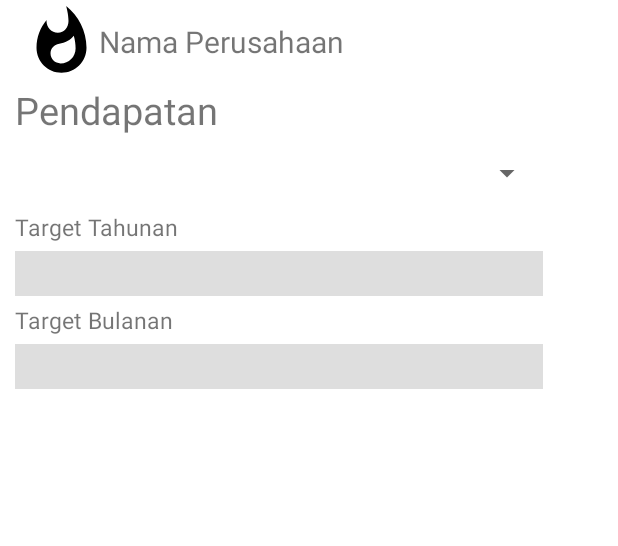
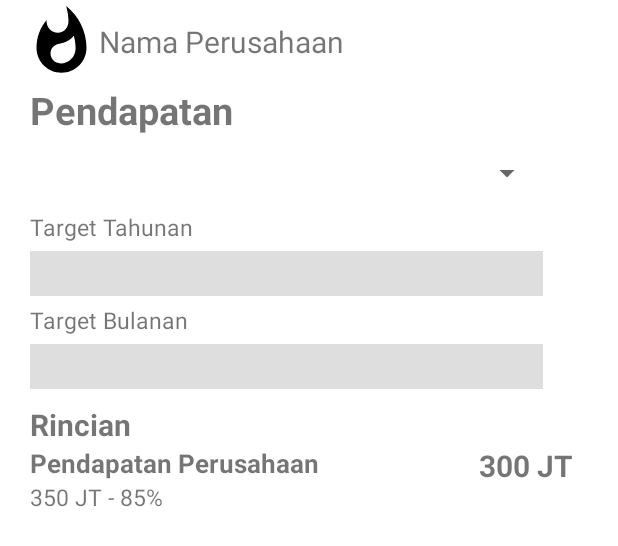
Before and after one commit to salmanfazz/MockupChart, an Android app: the layout activity_pendapatan.xml on its own in the app's theme, with its tools: preview values and no code run, on a phone screen of 412 x 824 dp. Shown: the top 546 px of the screen. Run offline under Robolectric (Android 15) with nearby library versions, the phone set to English and light mode, and no system bars.

Commit message:
Layout Pendapatan

```diff
--- a/app/src/main/AndroidManifest.xml
+++ b/app/src/main/AndroidManifest.xml
@@ -9,7 +9,8 @@
         android:roundIcon="@mipmap/ic_launcher_round"
         android:supportsRtl="true"
         android:theme="@style/AppTheme">
-        <activity android:name=".ItemTransaction"></activity>
+        <activity android:name=".ItemRincian"></activity>
+        <activity android:name=".ItemTransaction" />
         <activity android:name=".Pendapatan" />
         <activity android:name=".Beban" />
         <activity android:name=".User" />
--- /dev/null
+++ b/app/src/main/java/com/example/mockupchart/ItemRincian.java
@@ -0,0 +1,14 @@
+package com.example.mockupchart;
+
+import androidx.appcompat.app.AppCompatActivity;
+
+import android.os.Bundle;
+
+public class ItemRincian extends AppCompatActivity {
+
+    @Override
+    protected void onCreate(Bundle savedInstanceState) {
+        super.onCreate(savedInstanceState);
+        setContentView(R.layout.activity_item_rincian);
+    }
+}
--- a/app/src/main/java/com/example/mockupchart/Pendapatan.java
+++ b/app/src/main/java/com/example/mockupchart/Pendapatan.java
@@ -43,7 +43,6 @@ public class Pendapatan extends Fragment implements AdapterView.OnItemSelectedLi
     @Override
     public void onItemSelected(AdapterView<?> adapterView, View view, int i, long l) {
         String text = adapterView.getItemAtPosition(i).toString();
-        Toast.makeText(adapterView.getContext(), text, Toast.LENGTH_SHORT).show();
     }
 
     @Override
--- /dev/null
+++ b/app/src/main/res/layout/activity_item_rincian.xml
@@ -0,0 +1,9 @@
+<?xml version="1.0" encoding="utf-8"?>
+<androidx.constraintlayout.widget.ConstraintLayout xmlns:android="http://schemas.android.com/apk/res/android"
+    xmlns:app="http://schemas.android.com/apk/res-auto"
+    xmlns:tools="http://schemas.android.com/tools"
+    android:layout_width="match_parent"
+    android:layout_height="match_parent"
+    tools:context=".ItemRincian">
+
+</androidx.constraintlayout.widget.ConstraintLayout>
--- a/app/src/main/res/layout/activity_pendapatan.xml
+++ b/app/src/main/res/layout/activity_pendapatan.xml
@@ -16,11 +16,24 @@
             android:layout_height="match_parent">
 
             <ProgressBar
+                android:id="@+id/progressbar2"
+                style="@style/Widget.AppCompat.ProgressBar.Horizontal"
+                android:layout_width="match_parent"
+                android:layout_height="30dp"
+                android:layout_marginLeft="20dp"
+                android:layout_marginTop="5dp"
+                android:layout_marginRight="50dp"
+                android:progressDrawable="@drawable/custom_progress2"
+                app:layout_constraintLeft_toLeftOf="parent"
+                app:layout_constraintRight_toRightOf="parent"
+                app:layout_constraintTop_toBottomOf="@+id/targetBulan" />
+
+            <ProgressBar
                 android:id="@+id/progressbar"
                 style="@style/Widget.AppCompat.ProgressBar.Horizontal"
                 android:layout_width="match_parent"
                 android:layout_height="30dp"
-                android:layout_marginLeft="10dp"
+                android:layout_marginLeft="20dp"
                 android:layout_marginTop="5dp"
                 android:layout_marginRight="50dp"
                 android:layout_marginBottom="20dp"
@@ -29,35 +42,11 @@
                 app:layout_constraintRight_toRightOf="parent"
                 app:layout_constraintTop_toBottomOf="@+id/targetTahun" />
 
-            <ProgressBar
-                android:id="@+id/progressbar2"
-                style="@style/Widget.AppCompat.ProgressBar.Horizontal"
-                android:layout_width="match_parent"
-                android:layout_height="30dp"
-                android:layout_marginLeft="10dp"
-                android:layout_marginTop="5dp"
-                android:layout_marginRight="50dp"
-                android:progressDrawable="@drawable/custom_progress2"
-                app:layout_constraintLeft_toLeftOf="parent"
-                app:layout_constraintRight_toRightOf="parent"
-                app:layout_constraintTop_toBottomOf="@+id/targetBulan" />
-
-            <TextView
-                android:id="@+id/targetTahun"
-                android:layout_width="wrap_content"
-                android:layout_height="wrap_content"
-                android:layout_marginLeft="10dp"
-                android:layout_marginTop="10dp"
-                android:text="Target Tahunan"
-                android:textSize="15dp"
-                app:layout_constraintLeft_toLeftOf="parent"
-                app:layout_constraintTop_toBottomOf="@id/spinner" />
-
             <TextView
                 android:id="@+id/targetBulan"
                 android:layout_width="wrap_content"
                 android:layout_height="wrap_content"
-                android:layout_marginLeft="10dp"
+                android:layout_marginLeft="20dp"
                 android:layout_marginTop="5dp"
                 android:text="Target Bulanan"
                 android:textSize="15dp"
@@ -68,17 +57,40 @@
                 android:id="@+id/title"
                 android:layout_width="wrap_content"
                 android:layout_height="wrap_content"
-                android:layout_marginLeft="10dp"
+                android:layout_marginLeft="20dp"
                 android:text="Pendapatan"
                 android:textSize="25dp"
+                android:textStyle="bold"
                 app:layout_constraintLeft_toLeftOf="parent"
                 app:layout_constraintTop_toBottomOf="@id/custom" />
+
+            <TextView
+                android:id="@+id/rincian"
+                android:layout_width="match_parent"
+                android:layout_height="wrap_content"
+                android:layout_marginLeft="20dp"
+                android:layout_marginTop="10dp"
+                android:text="Rincian"
+                android:textSize="20dp"
+                android:textStyle="bold"
+                app:layout_constraintTop_toBottomOf="@id/progressbar2" />
+
+            <TextView
+                android:id="@+id/targetTahun"
+                android:layout_width="wrap_content"
+                android:layout_height="wrap_content"
+                android:layout_marginLeft="20dp"
+                android:layout_marginTop="10dp"
+                android:text="Target Tahunan"
+                android:textSize="15dp"
+                app:layout_constraintLeft_toLeftOf="parent"
+                app:layout_constraintTop_toBottomOf="@id/spinner" />
 
             <androidx.appcompat.widget.AppCompatSpinner
                 android:id="@+id/spinner"
                 android:layout_width="match_parent"
                 android:layout_height="30dp"
-                android:layout_marginLeft="10dp"
+                android:layout_marginLeft="20dp"
                 android:layout_marginTop="10dp"
                 android:layout_marginRight="50dp"
                 android:layout_marginBottom="20dp"
@@ -86,10 +98,58 @@
                 app:layout_constraintRight_toRightOf="parent"
                 app:layout_constraintTop_toBottomOf="@id/title" />
 
+            <!--            <androidx.recyclerview.widget.RecyclerView-->
+            <!--                android:layout_width="match_parent"-->
+            <!--                android:layout_height="440dp"-->
+            <!--                android:layout_marginLeft="20dp"-->
+            <!--                android:layout_marginRight="30dp"-->
+            <!--                app:layout_constraintLeft_toLeftOf="parent"-->
+            <!--                app:layout_constraintRight_toRightOf="parent"-->
+            <!--                app:layout_constraintTop_toBottomOf="@id/rincian"/>-->
+
+            <androidx.constraintlayout.widget.ConstraintLayout
+                android:layout_width="match_parent"
+                android:layout_height="wrap_content"
+                android:layout_marginLeft="20dp"
+                android:layout_marginRight="30dp"
+                app:layout_constraintLeft_toLeftOf="parent"
+                app:layout_constraintRight_toRightOf="parent"
+                app:layout_constraintTop_toBottomOf="@id/rincian">
+
+                <TextView
+                    android:id="@+id/textPendapatan"
+                    android:layout_width="wrap_content"
+                    android:layout_height="wrap_content"
+                    android:text="Pendapatan Perusahaan"
+                    android:textSize="17dp"
+                    android:textStyle="bold"
+                    app:layout_constraintLeft_toLeftOf="parent"
+                    app:layout_constraintTop_toTopOf="parent" />
+
+                <TextView
+                    android:layout_width="wrap_content"
+                    android:layout_height="wrap_content"
+                    android:text="350 JT - 85%"
+                    android:textSize="15dp"
+                    app:layout_constraintLeft_toLeftOf="parent"
+                    app:layout_constraintTop_toBottomOf="@id/textPendapatan" />
+
+                <TextView
+                    android:id="@+id/jumlahPendapatan"
+                    android:layout_width="wrap_content"
+                    android:layout_height="wrap_content"
+                    android:gravity="center_horizontal"
+                    android:text="300 JT"
+                    android:textSize="20dp"
+                    android:textStyle="bold"
+                    app:layout_constraintRight_toRightOf="parent"
+                    app:layout_constraintTop_toTopOf="parent" />
+
+            </androidx.constraintlayout.widget.ConstraintLayout>
+
             <include
                 android:id="@+id/custom"
                 layout="@layout/custom_toolbar" />
-
 
         </androidx.constraintlayout.widget.ConstraintLayout>
 
```
